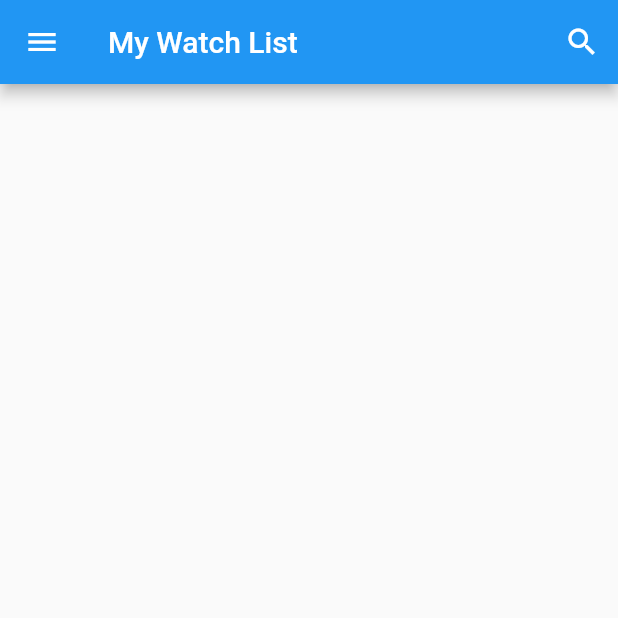
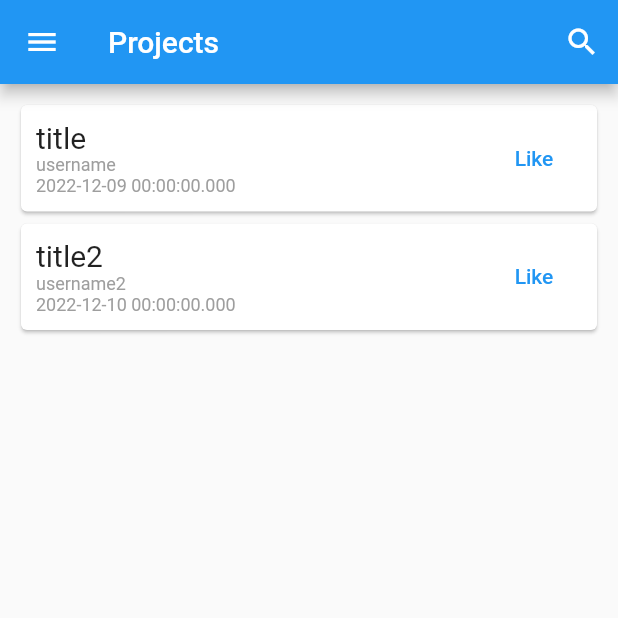
Before and after one commit to Insta-x/start-in-mobile, a Flutter app: the screen it shows after launch, in the side drawer, after a tap on "StartIn", on a phone screen of 412 x 824 dp, the top half of it. Run offline on Flutter 3.47's test engine with Material 2 defaults, Android fonts, the phone set to English and light mode, and no system bars.

Commit message:
simple project cards

```diff
--- a/lib/models/project.dart
+++ b/lib/models/project.dart
@@ -26,7 +26,7 @@ class Project {
   factory Project.fromJson(Map<String, dynamic> json) {
     return Project(
       username: json['owner_username'],
-      timeCreated: json['time_created'],
+      timeCreated: DateTime.parse(json['time_created']),
       title: json['title'],
       description: json['description'],
       donationTarget: json['donation_target'],
--- a/lib/pages/projects/projects.dart
+++ b/lib/pages/projects/projects.dart
@@ -1,5 +1,7 @@
+import 'package:start_in_mobile/models/project.dart';
 import 'package:start_in_mobile/widgets/drawer.dart';
 import 'package:flutter/material.dart';
+import 'package:start_in_mobile/widgets/project_card.dart';
 
 class ProjectsPage extends StatefulWidget {
   const ProjectsPage({super.key});
@@ -9,58 +11,51 @@ class ProjectsPage extends StatefulWidget {
 }
 
 class _ProjectsPageState extends State<ProjectsPage> {
+  List<Project> dummyProjects = [
+    Project(
+        username: 'username',
+        timeCreated: DateTime.parse('2022-12-09'),
+        title: 'title',
+        description: 'description',
+        donationTarget: 100,
+        currentDonation: 10,
+        likeCount: 1,
+        isPublished: true,
+        isDone: false,
+        isLiked: true),
+    Project(
+        username: 'username2',
+        timeCreated: DateTime.parse('2022-12-10'),
+        title: 'title2',
+        description: 'description',
+        donationTarget: 100,
+        currentDonation: 10,
+        likeCount: 1,
+        isPublished: true,
+        isDone: false,
+        isLiked: true)
+  ];
+
   @override
   Widget build(BuildContext context) {
     return Scaffold(
       appBar: AppBar(
-        title: const Text('My Watch List'),
+        title: const Text('Projects'),
         actions: [
           IconButton(
             icon: Icon(Icons.search),
-            onPressed: () {
-              showSearch(context: context, delegate: ProjectsSearchDelegate());
-            },
+            onPressed: () {},
           )
         ],
       ),
       drawer: AppDrawer(),
-      body: Column(),
+      body: Container(
+          margin: const EdgeInsets.symmetric(vertical: 10.0, horizontal: 10.0),
+          child: Column(
+            children: dummyProjects
+                .map((project) => ProjectCard(project: project))
+                .toList(),
+          )),
     );
   }
 }
-
-class ProjectsSearchDelegate extends SearchDelegate {
-  @override
-  Widget? buildLeading(BuildContext context) => IconButton(
-        icon: const Icon(Icons.arrow_back),
-        onPressed: () => close(context, null),
-      );
-
-  @override
-  List<Widget>? buildActions(BuildContext context) => [
-        IconButton(
-          icon: const Icon(Icons.clear),
-          onPressed: () {
-            if (query.isEmpty) {
-              close(context, null);
-            } else {
-              query = '';
-            }
-          },
-        ),
-      ];
-
-  @override
-  Widget buildResults(BuildContext context) => Center(
-        child: Text(
-          query,
-          style: const TextStyle(fontSize: 64),
-        ),
-      );
-
-  @override
-  Widget buildSuggestions(BuildContext context) {
-    // TODO: implement buildSuggestions
-    throw UnimplementedError();
-  }
-}
--- /dev/null
+++ b/lib/widgets/project_card.dart
@@ -0,0 +1,50 @@
+import 'package:start_in_mobile/models/project.dart';
+import 'package:flutter/material.dart';
+
+class ProjectCard extends StatefulWidget {
+  Project project;
+  ProjectCard({super.key, required this.project});
+
+  @override
+  State<ProjectCard> createState() => _ProjectCardState();
+}
+
+class _ProjectCardState extends State<ProjectCard> {
+  bool isLiked = false;
+
+  @override
+  Widget build(BuildContext context) {
+    return Card(
+      child: Container(
+        padding: const EdgeInsets.all(10.0),
+        child: Column(
+          children: [
+            Row(
+              mainAxisAlignment: MainAxisAlignment.spaceBetween,
+              children: [
+                Column(
+                  crossAxisAlignment: CrossAxisAlignment.start,
+                  children: [
+                    Text(
+                      widget.project.title,
+                      style: const TextStyle(fontSize: 20),
+                    ),
+                    Text(
+                      widget.project.username,
+                      style: const TextStyle(fontSize: 12, color: Colors.grey),
+                    ),
+                    Text(
+                      '${widget.project.timeCreated}',
+                      style: const TextStyle(fontSize: 12, color: Colors.grey),
+                    )
+                  ],
+                ),
+                TextButton(onPressed: () {}, child: const Text('Like'))
+              ],
+            ),
+          ],
+        ),
+      ),
+    );
+  }
+}
```
Also changed, not shown: lib/queries/fetch_projects.dart (added, +27 -0 lines).
